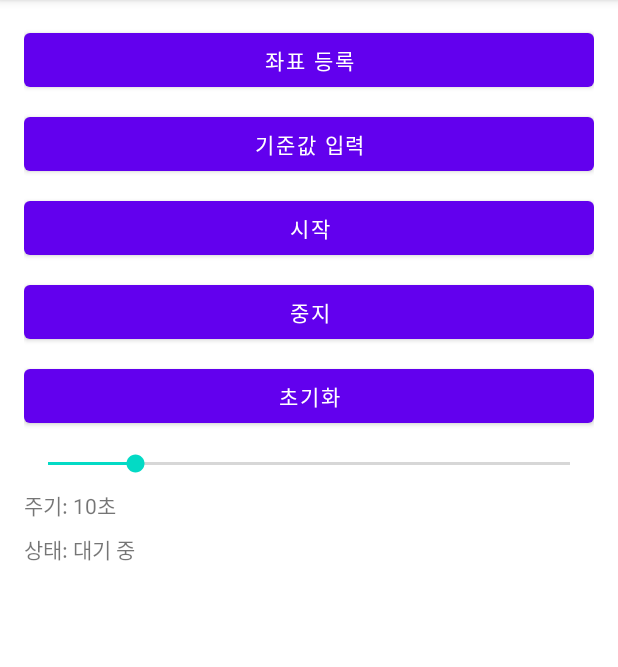
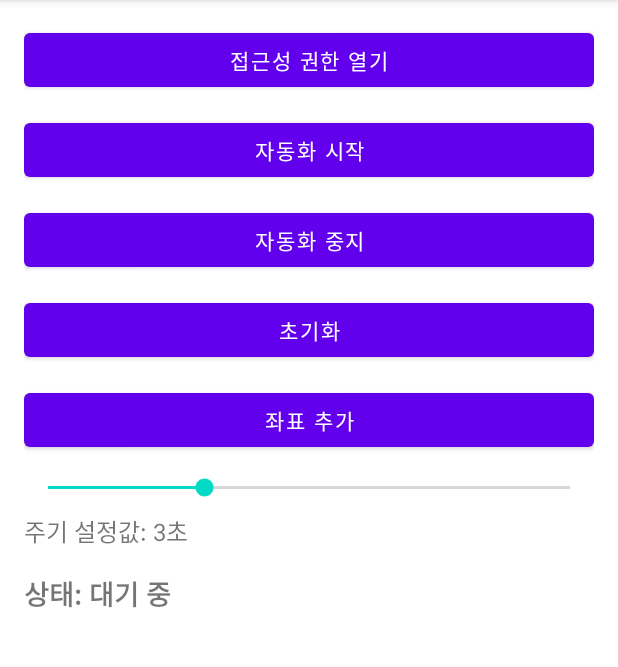
Before and after one commit to lamd2171/lamd, an Android app: the screen it shows after launch (MainActivity), on a phone screen of 412 x 824 dp, the part 84-751 px from its top. Run offline under Robolectric (Android 15) with nearby library versions, the phone set to English and light mode, and no system bars; 1 statement that could not run was skipped.

Commit message:
✨ 최신 완성형 프로젝트 전체 업로드

```diff
--- a/app/src/main/java/com/example/bitconintauto/MainActivity.kt
+++ b/app/src/main/java/com/example/bitconintauto/MainActivity.kt
@@ -1,64 +1,88 @@
 package com.example.bitconintauto
 
+import android.content.Intent
 import android.os.Bundle
-import android.widget.*
+import android.provider.Settings
+import android.widget.Button
+import android.widget.SeekBar
+import android.widget.TextView
 import androidx.appcompat.app.AppCompatActivity
+import com.example.bitconintauto.service.MyAccessibilityService
+import com.example.bitconintauto.util.PreferenceHelper
 
 class MainActivity : AppCompatActivity() {
 
-    private lateinit var registerButton: Button
-    private lateinit var inputButton: Button
     private lateinit var startButton: Button
     private lateinit var stopButton: Button
     private lateinit var resetButton: Button
-    private lateinit var intervalSeekBar: SeekBar
-    private lateinit var intervalText: TextView
+    private lateinit var addCoordButton: Button
+    private lateinit var permissionButton: Button
     private lateinit var statusText: TextView
+    private lateinit var seekBar: SeekBar
+    private lateinit var seekValueText: TextView
+
+    private var interval: Int = 3 // 기본값
 
     override fun onCreate(savedInstanceState: Bundle?) {
         super.onCreate(savedInstanceState)
-        setContentView(R.layout.activity_main)  // 반드시 findViewById 전에 있어야 함
+        setContentView(R.layout.activity_main)
 
-        registerButton = findViewById(R.id.btnRegister)
-        inputButton = findViewById(R.id.btnInputValue)
+        // View 초기화
         startButton = findViewById(R.id.btnStart)
         stopButton = findViewById(R.id.btnStop)
         resetButton = findViewById(R.id.btnReset)
-        intervalSeekBar = findViewById(R.id.intervalSeekBar)
-        intervalText = findViewById(R.id.intervalText)
+        addCoordButton = findViewById(R.id.btnAddCoord)
+        permissionButton = findViewById(R.id.btnPermission)
         statusText = findViewById(R.id.statusText)
+        seekBar = findViewById(R.id.seekBar)
+        seekValueText = findViewById(R.id.seekValueText)
 
-        intervalSeekBar.max = 60
-        intervalSeekBar.progress = 10
-        intervalText.text = "주기: 10초"
+        // SeekBar 동작
+        seekBar.max = 10
+        seekBar.progress = interval
+        seekValueText.text = "$interval초"
 
-        intervalSeekBar.setOnSeekBarChangeListener(object : SeekBar.OnSeekBarChangeListener {
-            override fun onProgressChanged(seekBar: SeekBar?, progress: Int, fromUser: Boolean) {
-                intervalText.text = "주기: ${progress}초"
+        seekBar.setOnSeekBarChangeListener(object : SeekBar.OnSeekBarChangeListener {
+            override fun onProgressChanged(sb: SeekBar?, value: Int, fromUser: Boolean) {
+                interval = if (value == 0) 1 else value
+                seekValueText.text = "$interval초"
+                PreferenceHelper.saveString(this@MainActivity, "cycle_interval", interval.toString())
             }
 
-            override fun onStartTrackingTouch(seekBar: SeekBar?) {}
-            override fun onStopTrackingTouch(seekBar: SeekBar?) {}
+            override fun onStartTrackingTouch(sb: SeekBar?) {}
+            override fun onStopTrackingTouch(sb: SeekBar?) {}
         })
 
-        registerButton.setOnClickListener {
-            Toast.makeText(this, "좌표 등록", Toast.LENGTH_SHORT).show()
+        // 접근성 권한 열기 버튼
+        permissionButton.setOnClickListener {
+            val intent = Intent(Settings.ACTION_ACCESSIBILITY_SETTINGS)
+            startActivity(intent)
         }
 
-        inputButton.setOnClickListener {
-            Toast.makeText(this, "기준값 입력", Toast.LENGTH_SHORT).show()
+        // 자동화 시작
+        startButton.setOnClickListener {
+            statusText.text = "상태: 실행 중"
+
+            val serviceIntent = Intent(this, MyAccessibilityService::class.java)
+            startService(serviceIntent)
         }
 
-        startButton.setOnClickListener {
-            statusText.text = "상태: 실행 중"
+        // 자동화 중지
+        stopButton.setOnClickListener {
+            statusText.text = "상태: 정지됨"
+            stopService(Intent(this, MyAccessibilityService::class.java))
         }
 
-        stopButton.setOnClickListener {
-            statusText.text = "상태: 중지됨"
+        // 초기화 버튼
+        resetButton.setOnClickListener {
+            PreferenceHelper.clear(this)
+            statusText.text = "상태: 초기화 완료"
         }
 
-        resetButton.setOnClickListener {
-            statusText.text = "상태: 초기화됨"
+        // 좌표 추가 (자동화 앱의 로직에 따라 구현 필요)
+        addCoordButton.setOnClickListener {
+            // 예: 좌표 등록 화면으로 전환 또는 좌표 감지 UI 활성화
+            statusText.text = "좌표 등록 모드"
         }
     }
 }
--- a/app/src/main/res/layout/activity_main.xml
+++ b/app/src/main/res/layout/activity_main.xml
@@ -1,72 +1,72 @@
 <?xml version="1.0" encoding="utf-8"?>
 <RelativeLayout xmlns:android="http://schemas.android.com/apk/res/android"
-    xmlns:tools="http://schemas.android.com/tools"
-    android:id="@+id/rootLayout"
     android:layout_width="match_parent"
     android:layout_height="match_parent"
-    android:padding="16dp"
-    tools:context=".MainActivity">
+    android:padding="16dp">
 
     <Button
-        android:id="@+id/btnRegister"
+        android:id="@+id/btnPermission"
         android:layout_width="match_parent"
         android:layout_height="wrap_content"
-        android:text="좌표 등록" />
-
-    <Button
-        android:id="@+id/btnInputValue"
-        android:layout_width="match_parent"
-        android:layout_height="wrap_content"
-        android:layout_below="@id/btnRegister"
-        android:layout_marginTop="8dp"
-        android:text="기준값 입력" />
+        android:text="접근성 권한 열기" />
 
     <Button
         android:id="@+id/btnStart"
         android:layout_width="match_parent"
         android:layout_height="wrap_content"
-        android:layout_below="@id/btnInputValue"
-        android:layout_marginTop="8dp"
-        android:text="시작" />
+        android:layout_below="@id/btnPermission"
+        android:layout_marginTop="12dp"
+        android:text="자동화 시작" />
 
     <Button
         android:id="@+id/btnStop"
         android:layout_width="match_parent"
         android:layout_height="wrap_content"
         android:layout_below="@id/btnStart"
-        android:layout_marginTop="8dp"
-        android:text="중지" />
+        android:layout_marginTop="12dp"
+        android:text="자동화 중지" />
 
     <Button
         android:id="@+id/btnReset"
         android:layout_width="match_parent"
         android:layout_height="wrap_content"
         android:layout_below="@id/btnStop"
-        android:layout_marginTop="8dp"
+        android:layout_marginTop="12dp"
         android:text="초기화" />
 
-    <SeekBar
-        android:id="@+id/intervalSeekBar"
+    <Button
+        android:id="@+id/btnAddCoord"
         android:layout_width="match_parent"
         android:layout_height="wrap_content"
         android:layout_below="@id/btnReset"
         android:layout_marginTop="12dp"
-        android:max="60" />
+        android:text="좌표 추가" />
+
+    <SeekBar
+        android:id="@+id/seekBar"
+        android:layout_width="match_parent"
+        android:layout_height="wrap_content"
+        android:layout_below="@id/btnAddCoord"
+        android:layout_marginTop="12dp"
+        android:max="10" />
 
     <TextView
-        android:id="@+id/intervalText"
+        android:id="@+id/seekValueText"
         android:layout_width="match_parent"
         android:layout_height="wrap_content"
-        android:text="주기: 10초"
-        android:layout_below="@id/intervalSeekBar"
-        android:layout_marginTop="8dp" />
+        android:layout_below="@id/seekBar"
+        android:layout_marginTop="8dp"
+        android:text="주기 설정값: 3초"
+        android:textSize="16sp" />
 
     <TextView
         android:id="@+id/statusText"
         android:layout_width="match_parent"
         android:layout_height="wrap_content"
+        android:layout_below="@id/seekValueText"
+        android:layout_marginTop="16dp"
         android:text="상태: 대기 중"
-        android:layout_below="@id/intervalText"
-        android:layout_marginTop="8dp" />
+        android:textSize="18sp"
+        android:textStyle="bold" />
 
 </RelativeLayout>
```
Also changed, not shown: app/src/main/java/com/example/bitconintauto/service/GestureBuilder.kt (added, +12 -0 lines), app/src/main/java/com/example/bitconintauto/service/GesturePerformer.kt (added, +28 -0 lines), app/src/main/java/com/example/bitconintauto/util/OCRCaptureUtils.kt (added, +49 -0 lines).
